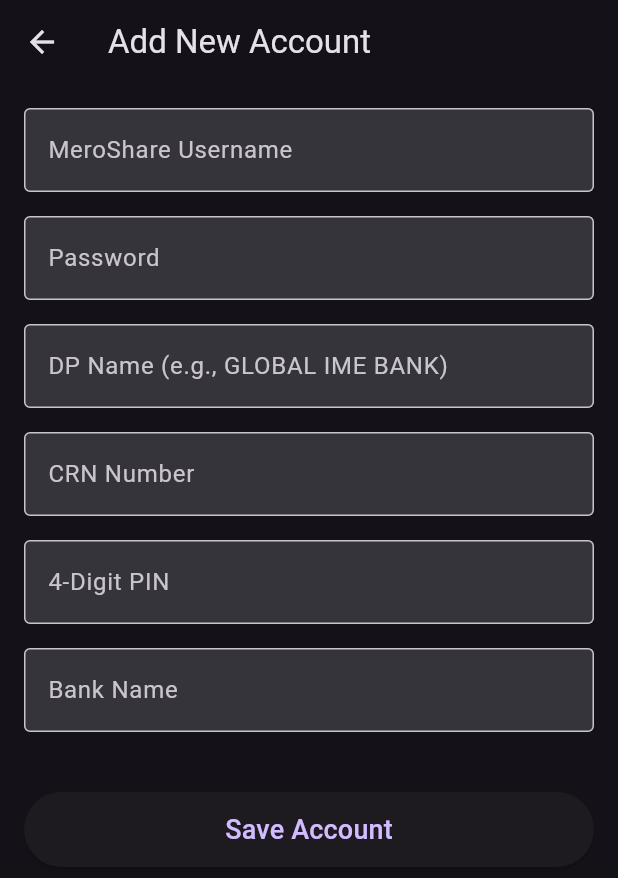
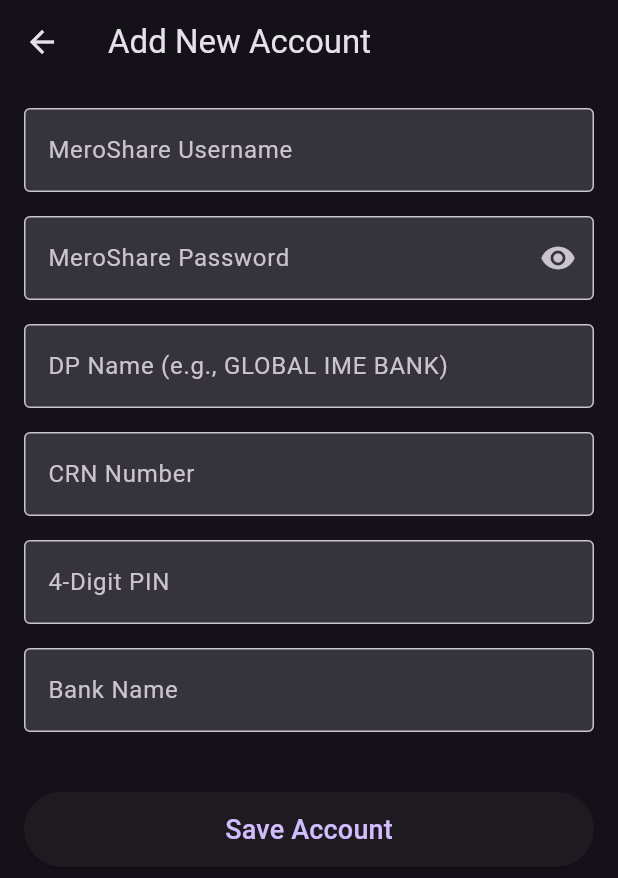
Before and after one commit to bishal-2630/ipo-automation, a Flutter app: the AddAccountScreen screen opened directly, on a phone screen of 412 x 824 dp. Shown: the top 878 px of the screen. Run offline on Flutter 3.47's test engine with Material 3 defaults, Android fonts, the phone set to English and light mode, and no system bars; our stand-ins replace firebase_core, firebase_messaging, shared_preferences; accounts and stored records are empty.

Commit message:
UI Refinement: Password visibility, swipe-to-delete logs, and descriptive IPO notifications

```diff
--- a/ipo_automation/lib/screens/add_account.dart
+++ b/ipo_automation/lib/screens/add_account.dart
@@ -10,6 +10,7 @@
   final _formKey = GlobalKey<FormState>();
   final ApiService api = ApiService();
   bool _isLoading = false;
+  bool _obscurePassword = true;
 
   // Controllers for form fields
   final _userController = TextEditingController();
@@ -59,7 +60,23 @@
           child: Column(
             children: [
               _buildTextField(_userController, "MeroShare Username"),
-              _buildTextField(_passwordController, "Password", obscureText: true),
+              Padding(
+                padding: const EdgeInsets.only(bottom: 16.0),
+                child: TextFormField(
+                  controller: _passwordController,
+                  obscureText: _obscurePassword,
+                  decoration: InputDecoration(
+                    labelText: "MeroShare Password",
+                    border: OutlineInputBorder(),
+                    filled: true,
+                    suffixIcon: IconButton(
+                      icon: Icon(_obscurePassword ? Icons.visibility : Icons.visibility_off),
+                      onPressed: () => setState(() => _obscurePassword = !_obscurePassword),
+                    ),
+                  ),
+                  validator: (v) => v!.isEmpty ? "This field is required" : null,
+                ),
+              ),
               _buildTextField(_dpController, "DP Name (e.g., GLOBAL IME BANK)"),
               _buildTextField(_crnController, "CRN Number"),
               _buildTextField(_pinController, "4-Digit PIN", keyboardType: TextInputType.number),
```
Also changed, not shown: ipo_automation/lib/screens/add_bank_screen.dart (+6 -1 lines), ipo_automation/lib/screens/dashboard.dart (+27 -2 lines), ipo_automation/lib/services/api_service.dart (+11 -0 lines), 2 other files.
